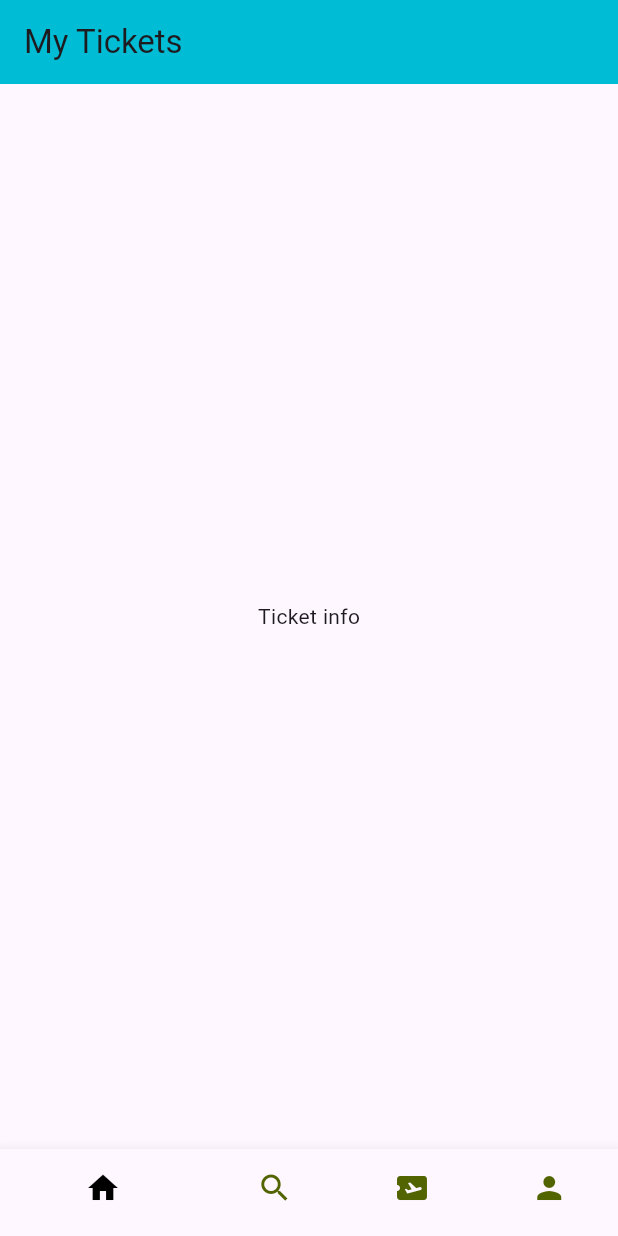
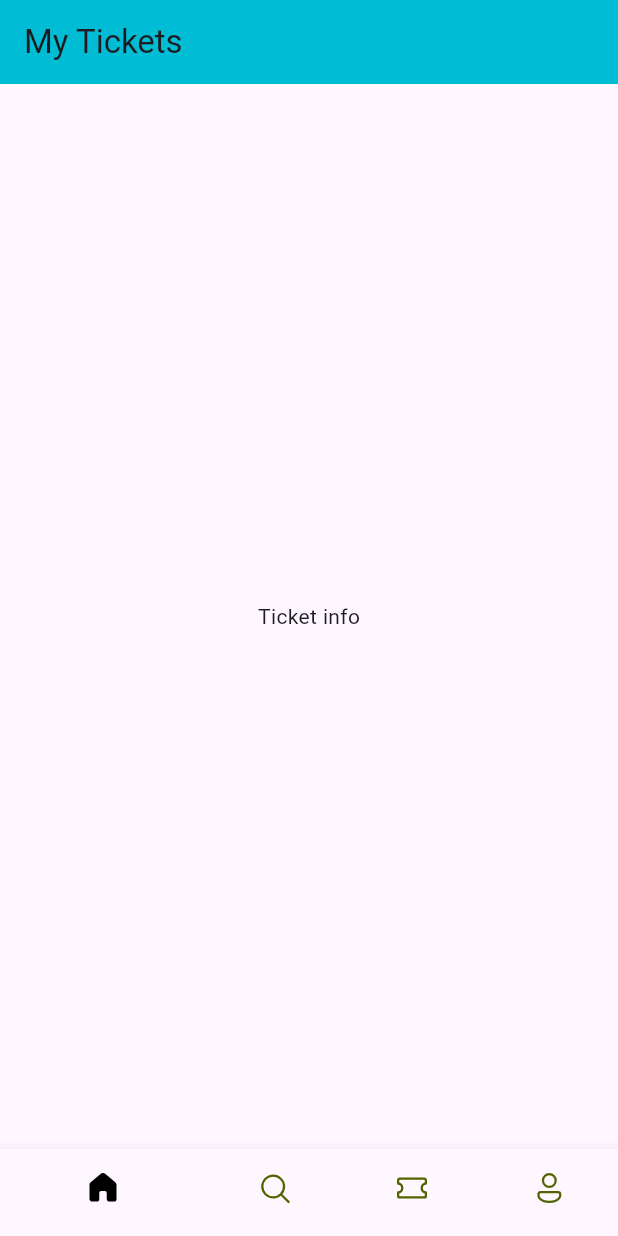
Before and after one commit to Kemical001/ticket-app, a Flutter app: the screen it shows after launch, on a phone screen of 412 x 824 dp. Run offline on Flutter 3.47's test engine with Material 3 defaults, Android fonts, the phone set to English and light mode, and no system bars; our stand-ins replace fluentui_icons.

```diff
--- a/lib/base/bottom_nav_bar.dart
+++ b/lib/base/bottom_nav_bar.dart
@@ -1,3 +1,4 @@
+import 'package:fluentui_icons/fluentui_icons.dart';
 import 'package:flutter/material.dart';
 
 class BottomNavBar extends StatefulWidget {
@@ -23,11 +24,22 @@ class _BottomNavBarState extends State<BottomNavBar> {
         unselectedItemColor: const Color(0xFF526400),
         showSelectedLabels: false,
         items: const [
-          BottomNavigationBarItem(icon: Icon(Icons.home), label: "Home"),
-          BottomNavigationBarItem(icon: Icon(Icons.search), label: "Search"),
           BottomNavigationBarItem(
-              icon: Icon(Icons.airplane_ticket), label: "Tickets"),
-          BottomNavigationBarItem(icon: Icon(Icons.person), label: "Profile")
+              icon: Icon(FluentSystemIcons.ic_fluent_home_add_regular),
+              activeIcon: Icon(FluentSystemIcons.ic_fluent_home_filled),
+              label: "Home"),
+          BottomNavigationBarItem(
+              icon: Icon(FluentSystemIcons.ic_fluent_search_regular),
+              activeIcon: Icon(FluentSystemIcons.ic_fluent_search_filled),
+              label: "Search"),
+          BottomNavigationBarItem(
+              icon: Icon(FluentSystemIcons.ic_fluent_ticket_regular),
+              activeIcon: Icon(FluentSystemIcons.ic_fluent_ticket_filled),
+              label: "Tickets"),
+          BottomNavigationBarItem(
+              icon: Icon(FluentSystemIcons.ic_fluent_person_regular),
+              activeIcon: Icon(FluentSystemIcons.ic_fluent_person_filled),
+              label: "Profile")
         ],
       ),
     );
--- a/pubspec.yaml
+++ b/pubspec.yaml
@@ -35,6 +35,7 @@ dependencies:
   # The following adds the Cupertino Icons font to your application.
   # Use with the CupertinoIcons class for iOS style icons.
   cupertino_icons: ^1.0.8
+  fluentui_icons: ^1.0.0
 
 dev_dependencies:
   flutter_test:
```
Also changed, not shown: pubspec.lock.
